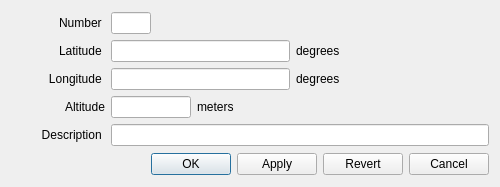
The window that ground/src/plugins/opmap/opmap_edit_waypoint_dialog.ui (openpilot/OpenPilot) describes before a commit, drawn with Qt 5.
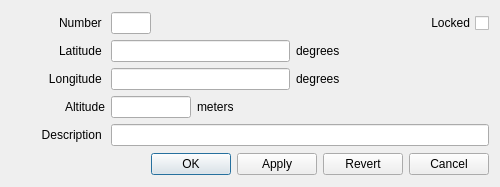
The same window after the commit. Icons and pictures are not drawn.

Patch:
```diff
--- a/ground/src/plugins/opmap/opmap_edit_waypoint_dialog.ui
+++ b/ground/src/plugins/opmap/opmap_edit_waypoint_dialog.ui
@@ -236,6 +236,16 @@
      <item row="4" column="2" colspan="4">
       <widget class="QLineEdit" name="lineEditDescription"/>
      </item>
+     <item row="0" column="5">
+      <widget class="QCheckBox" name="checkBoxLocked">
+       <property name="layoutDirection">
+        <enum>Qt::RightToLeft</enum>
+       </property>
+       <property name="text">
+        <string>Locked</string>
+       </property>
+      </widget>
+     </item>
     </layout>
    </item>
    <item>
```
